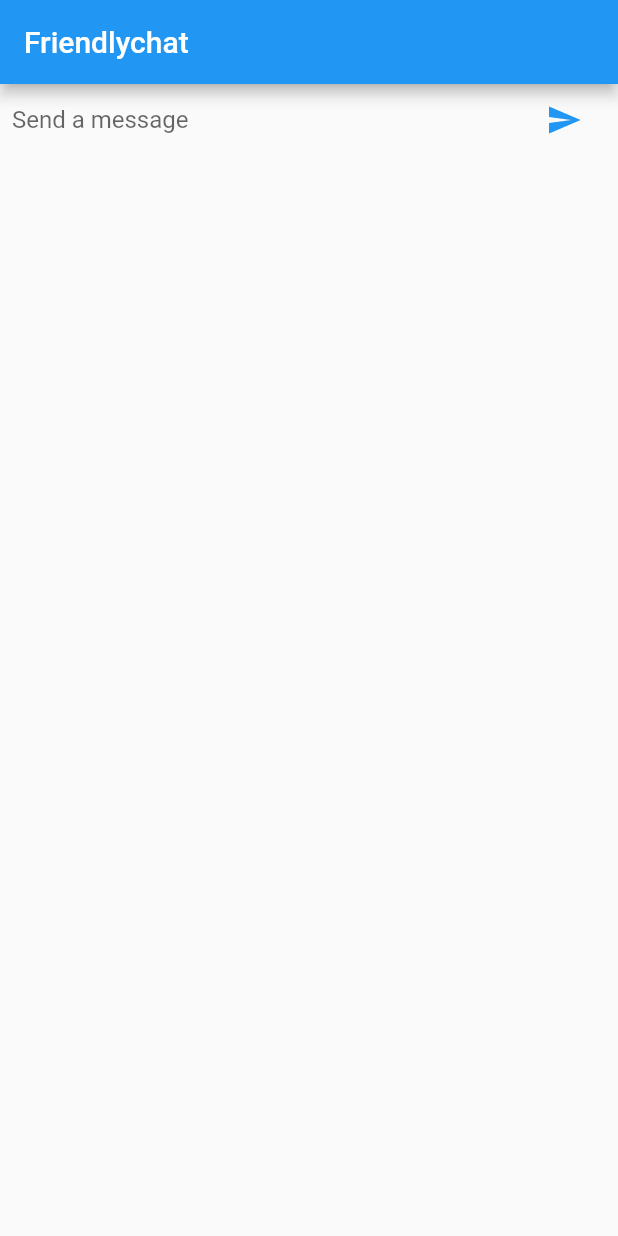
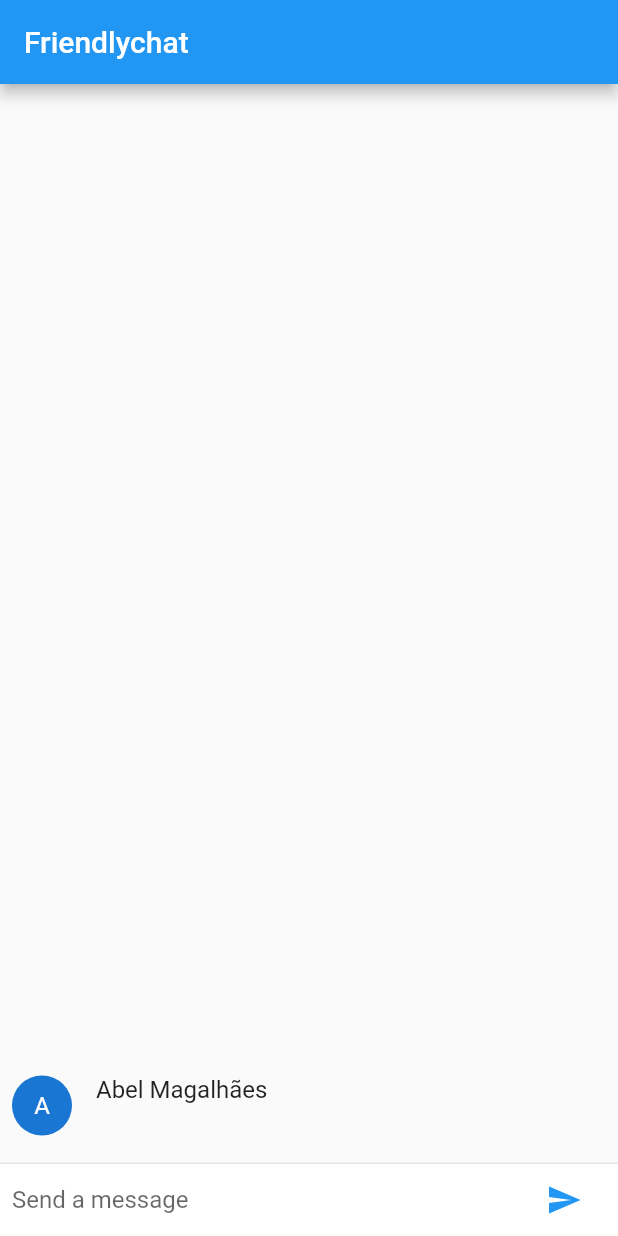
Before and after one commit to asmagsasp/Friendlychat, a Flutter app: the screen it shows after launch, after a tap on the "send" icon, on a phone screen of 412 x 824 dp. Run offline on Flutter 3.47's test engine with Material 2 defaults, Android fonts, the phone set to English and light mode, and no system bars.

Commit message:
Adicionando uma interface do usuário para redigir mensagens - parte 2

```diff
--- a/lib/main.dart
+++ b/lib/main.dart
@@ -1,4 +1,6 @@
 import 'package:flutter/material.dart';
+
+const String _name = "Abel Magalhães";
 
 void main() {
   runApp(new FriendlychatApp());
@@ -31,21 +33,45 @@ class ChatScreen extends StatefulWidget {
 
 // Add the ChatScreenState class definition in main.dart.
 class ChatScreenState extends State<ChatScreen> {
+  // Cria um Array para armazenar as mensagens enviadas
+  final List<ChatMessage> _messages = <ChatMessage>[];
+
   // Para gerenciar as interações com o campo de texto
   final TextEditingController _textController = new TextEditingController();
 
   @override
   Widget build(BuildContext context) {
     return new Scaffold(
-      appBar: AppBar(
-        title: Text("Friendlychat"),
-      ),
-      body: _buildTextComposer(),
-    );
+        appBar: AppBar(
+          title: Text("Friendlychat"),
+        ),
+        body: new Column(
+          children: <Widget>[
+            new Flexible(
+              child: new ListView.builder(
+                padding: new EdgeInsets.all(8.0),
+                reverse: true,
+                itemBuilder: (_, int index) => _messages[index],
+                itemCount: _messages.length,
+              ),
+            ),
+            new Divider(height: 1.0,),
+            new Container(
+              decoration: new BoxDecoration(color: Theme.of(context).cardColor),
+              child: _buildTextComposer(),
+            ),
+          ],
+        ));
   }
 
   void _handleSubmitted(String text) {
     _textController.clear;
+    ChatMessage message = new ChatMessage(
+      text: text,
+    );
+    setState(() {
+      _messages.insert(0, message);
+    });
   }
 
   //
@@ -62,8 +88,7 @@ class ChatScreenState extends State<ChatScreen> {
         data: IconThemeData(color: Theme.of(context).accentColor),
         child: new Container(
             margin: const EdgeInsets.symmetric(horizontal: 8.0),
-            child: new Row(
-                children: <Widget>[
+            child: new Row(children: <Widget>[
               new Flexible(
                 child: TextField(
                   controller: _textController,
@@ -77,9 +102,39 @@ class ChatScreenState extends State<ChatScreen> {
                   child: new IconButton(
                       icon: new Icon(Icons.send),
                       onPressed: () => _handleSubmitted(_textController.text))),
-            ]
-            )
-        )
+            ])));
+  }
+}
+
+class ChatMessage extends StatelessWidget {
+  ChatMessage({this.text});
+  final String text;
+
+  @override
+  Widget build(BuildContext context) {
+    return new Container(
+      margin: const EdgeInsets.symmetric(vertical: 10.0),
+      child: Row(
+        crossAxisAlignment: CrossAxisAlignment.start,
+        children: <Widget>[
+          new Container(
+            margin: const EdgeInsets.only(right: 16.0),
+            child: new CircleAvatar(
+              child: new Text(_name[0]),
+            ),
+          ),
+          new Column(
+            crossAxisAlignment: CrossAxisAlignment.start,
+            children: <Widget>[
+              new Text(_name, style: Theme.of(context).textTheme.subhead),
+              new Container(
+                margin: const EdgeInsets.only(top: 5.0),
+                child: Text(text),
+              )
+            ],
+          )
+        ],
+      ),
     );
   }
 }
```
